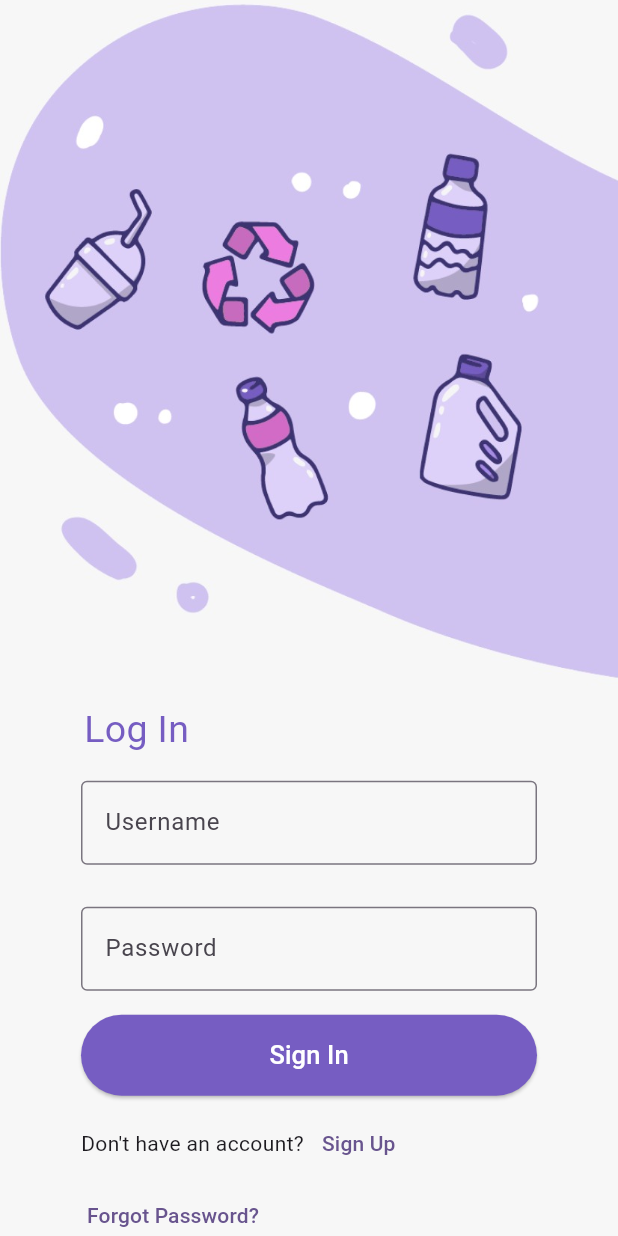
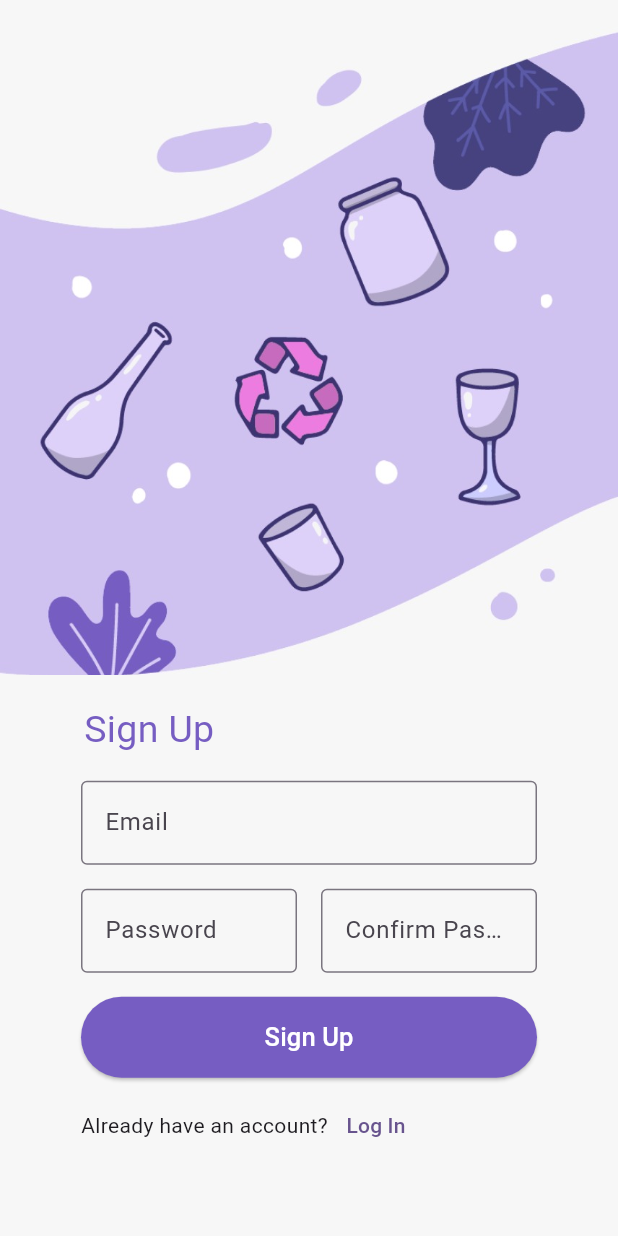
Before and after one commit to SHassan786/AppDev_Assignment_2_Shehryar, a Flutter app: the screen it shows after launch, after a tap on "Sign Up", on a phone screen of 412 x 824 dp. Run offline on Flutter 3.47's test engine with Material 2 defaults, Android fonts, the light colour scheme and no system bars.

Commit message:
signup page completed

```diff
--- a/lib/loginpage.dart
+++ b/lib/loginpage.dart
@@ -11,7 +11,7 @@ class LoginPage extends StatelessWidget {
         child: Column(
           children: <Widget>[
             AspectRatio(
-              aspectRatio: 17.0 / 19.0,
+              aspectRatio: 16.0 / 17.0,
               child: Image.asset('assets/asset1.jpg'),
             ),
             SizedBox(
@@ -91,7 +91,7 @@ class LoginPage extends StatelessWidget {
                             const Text("Don't have an account?"),
                             TextButton(
                                 onPressed: () {
-                                  print('Hello');
+                                  Navigator.pushNamed(context, '/signup');
                                 },
                                 child: const Text("Sign Up")),
                           ],
--- a/lib/main.dart
+++ b/lib/main.dart
@@ -1,4 +1,5 @@
 import 'package:assignment2/loginpage.dart';
+import 'package:assignment2/signuppage.dart';
 import 'package:flutter/material.dart';
 
 void main() {
@@ -17,7 +18,12 @@ class MyApp extends StatelessWidget {
         colorScheme: ColorScheme.fromSeed(seedColor: Colors.deepPurple),
         useMaterial3: true,
       ),
+      // home: const LoginPage(),
       home: const LoginPage(),
+      routes: {
+        '/login': (context) => const LoginPage(),
+        '/signup': (context) => const SignUpPage(),
+      },
     );
   }
 }
--- /dev/null
+++ b/lib/signuppage.dart
@@ -0,0 +1,128 @@
+import 'package:flutter/material.dart';
+
+class SignUpPage extends StatelessWidget {
+  const SignUpPage({super.key});
+
+  @override
+  Widget build(BuildContext context) {
+    return Scaffold(
+      backgroundColor: const Color.fromARGB(255, 247, 247, 247),
+      body: SingleChildScrollView(
+        child: Column(
+          children: <Widget>[
+            AspectRatio(
+              aspectRatio: 17.0 / 19.0,
+              child: Image.asset('assets/asset2.jpg'),
+            ),
+            SizedBox(
+              width: 320,
+              child: Column(
+                children: <Widget>[
+                  const Padding(
+                    padding: EdgeInsets.all(8.0),
+                    child: SizedBox(
+                      width: 300,
+                      child: Text('Sign Up',
+                          style: TextStyle(
+                            fontSize: 25,
+                            color: Color.fromARGB(255, 118, 93, 194),
+                          )),
+                    ),
+                  ),
+                  const Padding(
+                    padding: EdgeInsets.all(8.0),
+                    child: TextField(
+                      decoration: InputDecoration(
+                        border: OutlineInputBorder(),
+                        focusedBorder: OutlineInputBorder(
+                          borderSide: BorderSide(
+                            color: Color.fromARGB(255, 118, 93, 194),
+                          ),
+                        ),
+                        labelText: 'Email',
+                      ),
+                    ),
+                  ),
+                  const Row(
+                    children: [
+                      SizedBox(
+                        width: 160,
+                        child: Padding(
+                          padding: EdgeInsets.all(8.0),
+                          child: TextField(
+                            decoration: InputDecoration(
+                              border: OutlineInputBorder(),
+                              focusedBorder: OutlineInputBorder(
+                                borderSide: BorderSide(
+                                  color: Color.fromARGB(255, 118, 93, 194),
+                                ),
+                              ),
+                              labelText: 'Password',
+                            ),
+                          ),
+                        ),
+                      ),
+                      SizedBox(
+                        width: 160,
+                        child: Padding(
+                          padding: EdgeInsets.all(8.0),
+                          child: TextField(
+                            decoration: InputDecoration(
+                              border: OutlineInputBorder(),
+                              focusedBorder: OutlineInputBorder(
+                                borderSide: BorderSide(
+                                  color: Color.fromARGB(255, 118, 93, 194),
+                                ),
+                              ),
+                              labelText: 'Confirm Password',
+                            ),
+                          ),
+                        ),
+                      ),
+                    ],
+                  ),
+                  SizedBox(
+                    width: 320,
+                    height: 70,
+                    child: Padding(
+                      padding: const EdgeInsets.all(8.0),
+                      child: ElevatedButton(
+                        onPressed: () {
+                          print('Hello');
+                        },
+                        style: ElevatedButton.styleFrom(
+                          backgroundColor:
+                              const Color.fromARGB(255, 118, 93, 194),
+                        ),
+                        child: const Text(
+                          'Sign Up',
+                          style: TextStyle(
+                            color: Colors.white,
+                            fontSize: 17,
+                          ),
+                        ),
+                      ),
+                    ),
+                  ),
+                  Padding(
+                    padding: const EdgeInsets.fromLTRB(8, 0, 0, 0),
+                    child: Row(
+                      children: [
+                        const Text("Already have an account?"),
+                        TextButton(
+                            onPressed: () {
+                              Navigator.pushNamed(context, '/login');
+                            },
+                            child: const Text("Log In")),
+                      ],
+                    ),
+                  ),
+                ],
+              ),
+            ),
+          ],
+        ),
+      ),
+    );
+  }
+}
```
